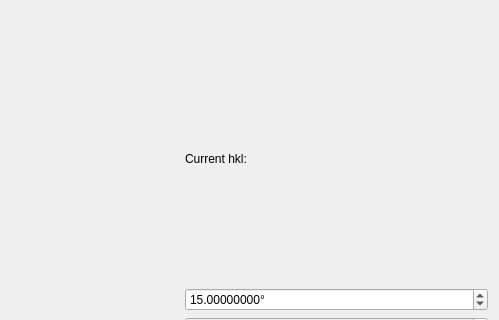
The window that hexrd/ui/resources/ui/line_picker_dialog.ui (HEXRD/hexrdgui) describes before a commit, drawn with Qt 5; both pictures show x 136 to 635 and y 228 to 548 of the 635 by 689 pixel window.
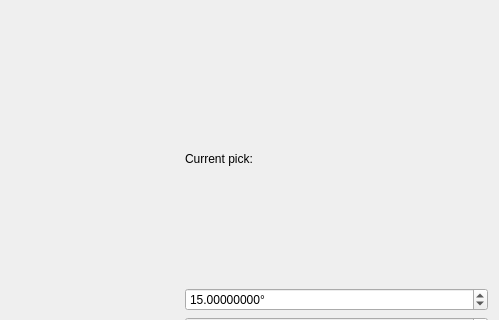
The same window after the commit. Custom widgets are drawn as their Qt base class.

Commit message:
Update `current_hkl_label` to `current_pick_label`
The new text better describes what it actually is, because the line
picker is not always used with HKLs.

Diff of the .ui file:
```diff
--- a/hexrd/ui/resources/ui/line_picker_dialog.ui
+++ b/hexrd/ui/resources/ui/line_picker_dialog.ui
@@ -78,7 +78,7 @@
      <item row="2" column="1">
       <widget class="QLabel" name="current_hkl_label">
        <property name="text">
-        <string>Current hkl: </string>
+        <string>Current pick: </string>
        </property>
       </widget>
      </item>
```
Left out of the diff: 2 changed lines with no effect on the pictures. The commit also changes 2 other files.
